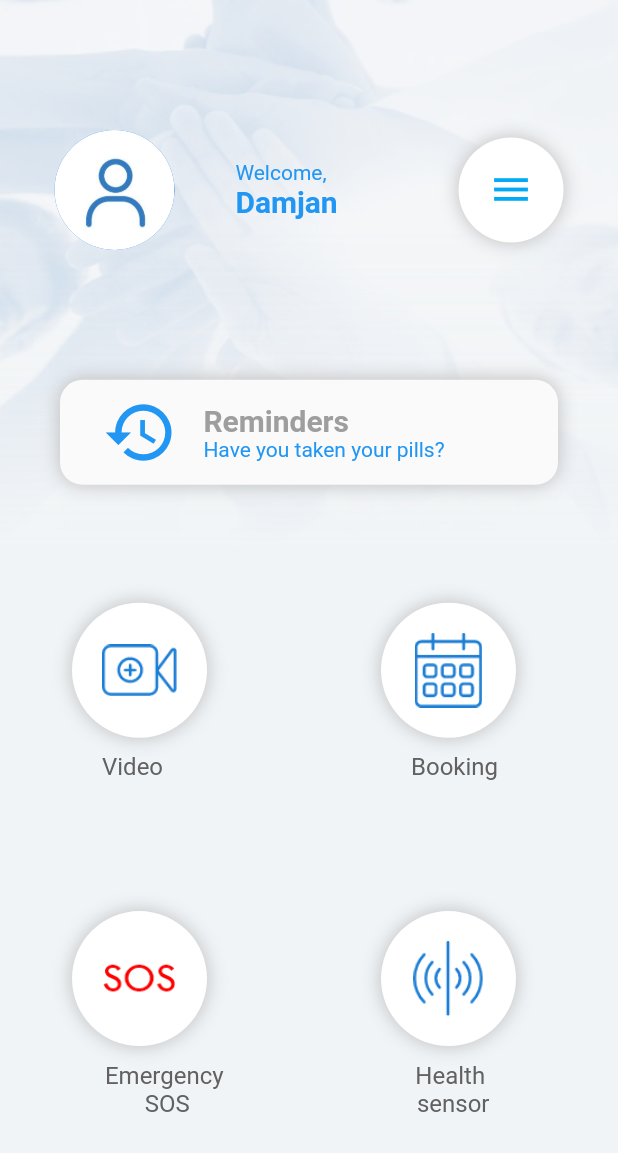
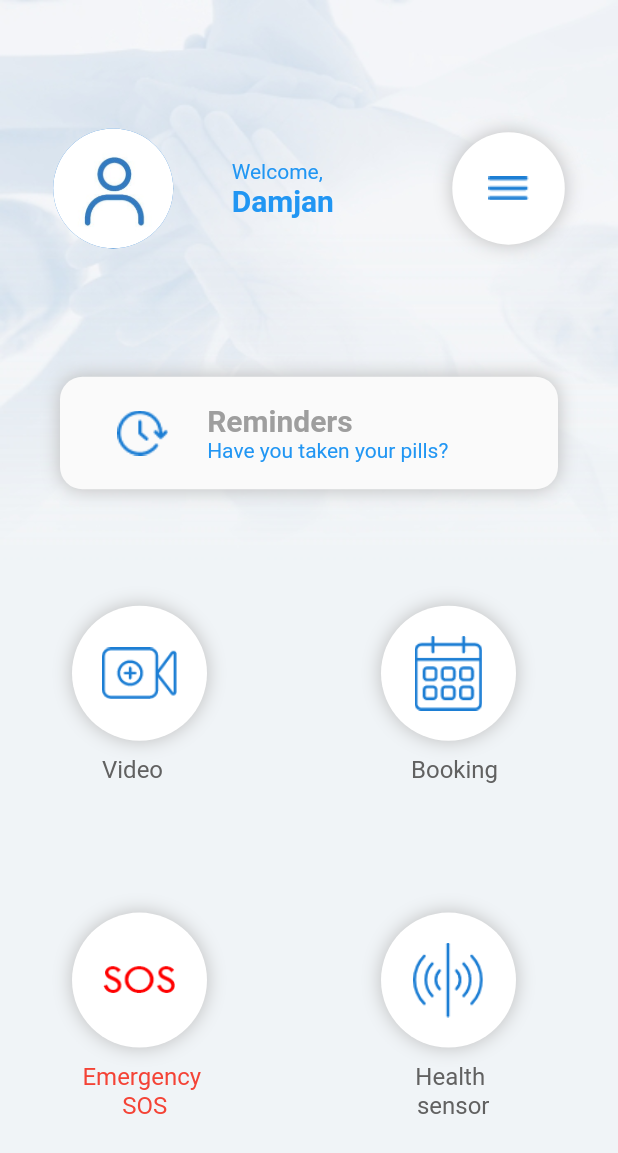
Before and after one commit to stefo231/hss_app, a Flutter app: the Home screen opened directly, on a phone screen of 412 x 824 dp. Shown: the top 1153 px of the screen. Run offline on Flutter 3.47's test engine with Material 2 defaults, Android fonts, the phone set to English and light mode, and no system bars; our stand-ins replace font_awesome_flutter.

Commit message:
refactoring home scr

```diff
--- a/lib/components/custom_button_two.dart
+++ b/lib/components/custom_button_two.dart
@@ -4,12 +4,14 @@ class CustomButtonTwo extends StatelessWidget {
   CustomButtonTwo({
     @required this.title,
     @required this.subtitle,
-    @required this.icon,
+    this.icon,
+    this.img,
   });
 
   final String title;
   final String subtitle;
   final Icon icon;
+  final Image img;
 
   @override
   Widget build(BuildContext context) {
@@ -44,7 +46,7 @@ class CustomButtonTwo extends StatelessWidget {
             child: Row(
               mainAxisAlignment: MainAxisAlignment.spaceAround,
               children: [
-                icon,
+                icon ?? img,
                 Column(
                   crossAxisAlignment: CrossAxisAlignment.start,
                   children: [
--- a/lib/components/large_circle_button.dart
+++ b/lib/components/large_circle_button.dart
@@ -2,10 +2,17 @@ import 'package:flutter/material.dart';
 import 'circle_button.dart';
 
 class LargeCircleButton extends StatelessWidget {
-  LargeCircleButton({this.title, this.img});
+  LargeCircleButton({
+    this.img,
+    this.title,
+    @required this.onTap,
+    @required this.emergencyTextPadding,
+  });
 
+  final Image img;
   final String title;
-  final Image img;
+  final Function onTap;
+  final bool emergencyTextPadding; // i need to find a solution for this!
 
   @override
   Widget build(BuildContext context) {
@@ -19,20 +26,20 @@ class LargeCircleButton extends StatelessWidget {
             crossAxisAlignment: CrossAxisAlignment.start,
             children: [
               CircleButton(
-                onTap: () {
-                  print('Health sensor pressed.');
-                },
+                onTap: onTap,
                 img: img,
               ),
               Padding(
-                padding: const EdgeInsets.only(left: 60.0, top: 10.0),
+                padding: emergencyTextPadding
+                    ? const EdgeInsets.only(left: 45.0, top: 10.0)
+                    : const EdgeInsets.only(left: 60.0, top: 10.0),
                 child: Text(
                   title,
                   textAlign: TextAlign.center,
                   style: TextStyle(
                     fontSize: 16.0,
                     fontWeight: FontWeight.normal,
-                    color: Colors.grey[700],
+                    color: emergencyTextPadding ? Colors.red : Colors.grey[700],
                   ),
                 ),
               ),
--- a/lib/main.dart
+++ b/lib/main.dart
@@ -14,9 +14,9 @@ class App extends StatelessWidget {
     return MaterialApp(
       home: Scaffold(
         body: SafeArea(
-          child: LogInScreen(),
+          // child: LogInScreen(),
           // child: LogInScreenDoctor(),
-          // child: Home(),
+          child: Home(),
         ),
       ),
     );
--- a/lib/screens/home.dart
+++ b/lib/screens/home.dart
@@ -49,20 +49,20 @@ class Home extends StatelessWidget {
                       onTap: () {
                         print('Open Menu!');
                       },
-                      icon: Icon(
-                        Icons.menu,
-                        color: Colors.lightBlue,
-                        size: 30,
+                      img: Image.asset(
+                        'images/burger.png',
+                        height: 35.0,
+                        width: 35.0,
                       ),
                     )
                   ],
                 ),
               ),
               CustomButtonTwo(
-                icon: Icon(
-                  Icons.restore,
-                  color: Colors.blue,
-                  size: 50.0,
+                img: Image.asset(
+                  'images/reminder.png',
+                  height: 55.0,
+                  width: 55.0,
                 ),
                 title: "Reminders",
                 subtitle: 'Have you taken your pills?',
@@ -79,6 +79,10 @@ class Home extends StatelessWidget {
                       width: 50.0,
                     ),
                     title: 'Video',
+                    emergencyTextPadding: false,
+                    onTap: () {
+                      print('Video pressed.');
+                    },
                   ),
                   LargeCircleButton(
                     img: Image.asset(
@@ -87,6 +91,10 @@ class Home extends StatelessWidget {
                       width: 50.0,
                     ),
                     title: 'Booking',
+                    emergencyTextPadding: false,
+                    onTap: () {
+                      print('Booking pressed.');
+                    },
                   ),
                 ],
               ),
@@ -99,6 +107,10 @@ class Home extends StatelessWidget {
                       width: 50.0,
                     ),
                     title: 'Emergency \n SOS',
+                    emergencyTextPadding: true,
+                    onTap: () {
+                      print('Emergency SOS pressed.');
+                    },
                   ),
                   LargeCircleButton(
                     img: Image.asset(
@@ -107,6 +119,10 @@ class Home extends StatelessWidget {
                       width: 50.0,
                     ),
                     title: 'Health \n sensor',
+                    emergencyTextPadding: false,
+                    onTap: () {
+                      print('Health sensor pressed.');
+                    },
                   ),
                 ],
               )
```
Also changed, not shown: images/burger.png (added), images/reminder.png (added).
